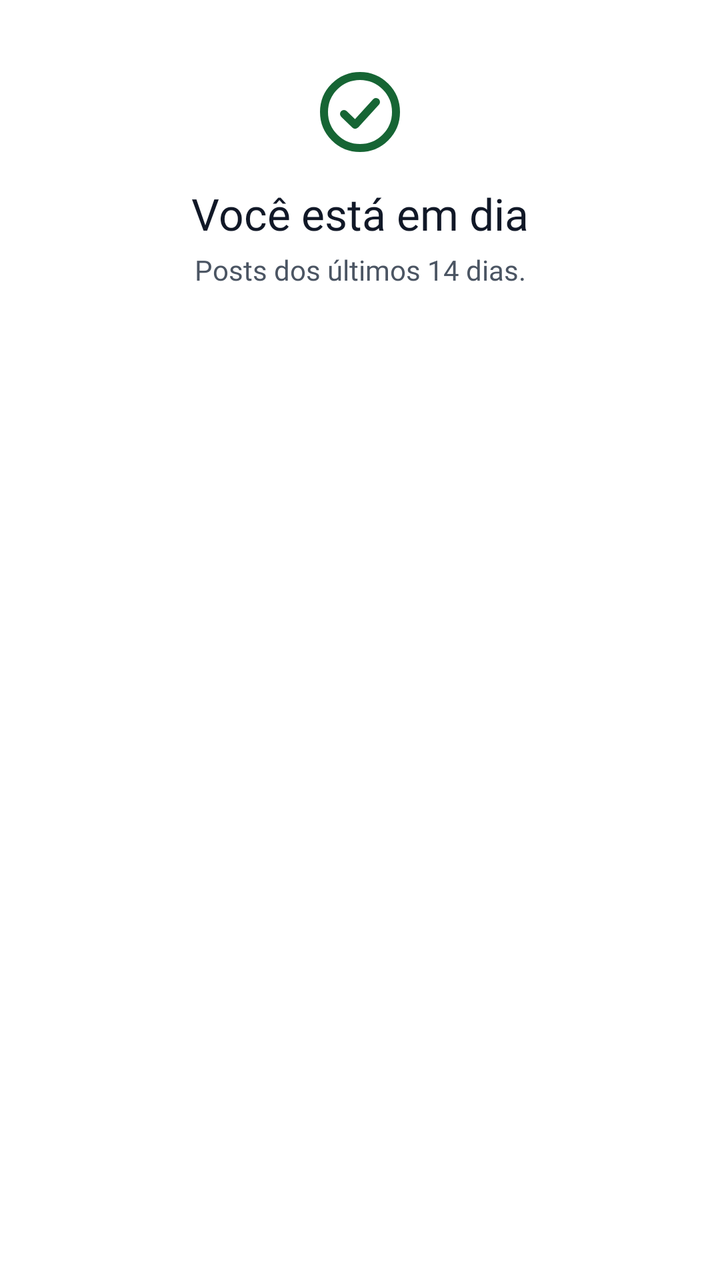
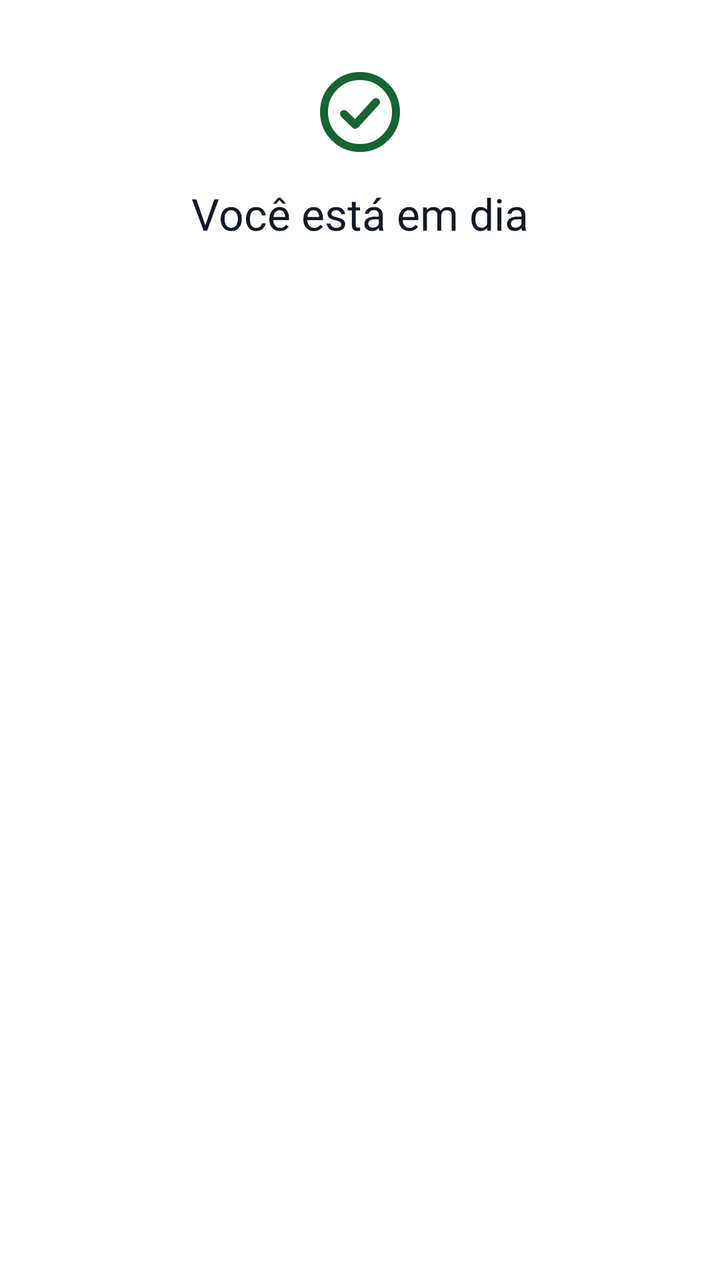

Two renders of the same Android screen: before a commit and after it. Below are the layout's source before the change and the commit's diff.
<!-- AndroidManifest.xml: application theme Theme.LeiaUFMS -->
<!-- res/layout/item_feed_end.xml -->
<?xml version="1.0" encoding="utf-8"?>
<LinearLayout xmlns:android="http://schemas.android.com/apk/res/android"
    android:layout_width="match_parent"
    android:layout_height="wrap_content"
    android:gravity="center_horizontal"
    android:orientation="vertical"
    android:padding="@dimen/space_xl">

    <ImageView
        android:layout_width="@dimen/touch_target"
        android:layout_height="@dimen/touch_target"
        android:importantForAccessibility="no"
        android:src="@drawable/ic_check_circle"
        android:tint="@color/leia_success" />

    <TextView
        android:layout_width="wrap_content"
        android:layout_height="wrap_content"
        android:layout_marginTop="@dimen/space_s"
        android:accessibilityHeading="true"
        android:text="@string/feed_caught_up"
        android:textAppearance="@style/TextAppearance.Leia.Headline"
        android:textColor="@color/leia_on_background" />

    <TextView
        android:layout_width="match_parent"
        android:layout_height="wrap_content"
        android:layout_marginTop="@dimen/space_xxs"
        android:gravity="center"
        android:text="@string/feed_caught_up_sub"
        android:textAppearance="@style/TextAppearance.Leia.BodySmall"
        android:textColor="@color/leia_on_surface_variant" />
</LinearLayout>
<!-- resources referenced by this layout -->
<resources>
  <color name="leia_on_background">#111827</color>
  <color name="leia_on_surface_variant">#4B5563</color>
  <color name="leia_success">#166534</color>
  <dimen name="space_s">12dp</dimen>
  <dimen name="space_xl">32dp</dimen>
  <dimen name="space_xxs">4dp</dimen>
  <dimen name="touch_target">48dp</dimen>
  <string name="feed_caught_up">Você está em dia</string>
  <string name="feed_caught_up_sub">Posts dos últimos 14 dias.</string>
  <style name="Theme.LeiaUFMS" parent="Base.Theme.LeiaUFMS" />
  <color name="leia_primary">#1B4F8F</color>
  <color name="leia_on_primary">#FFFFFF</color>
  <color name="leia_primary_container">#E3ECF8</color>
  <color name="leia_on_primary_container">#0D2A4D</color>
  <color name="leia_tertiary">#8A5A12</color>
  <color name="leia_on_tertiary">#FFFFFF</color>
  <color name="leia_tertiary_container">#FDF0D5</color>
  <color name="leia_on_tertiary_container">#3D2A08</color>
  <color name="leia_error">#B42318</color>
  <color name="leia_on_error">#FFFFFF</color>
  <color name="leia_error_container">#FDE3E1</color>
  <color name="leia_on_error_container">#5A0E09</color>
  <color name="leia_background">#FFFFFF</color>
  <color name="leia_surface_container">#F4F6FA</color>
  <color name="leia_surface">#FFFFFF</color>
  <color name="leia_outline">#8A93A1</color>
  <color name="leia_inverse_primary">#8DB8F2</color>
  <color name="leia_outline_variant">#E5E7EB</color>
  <style name="ShapeAppearance.Leia.Small" parent="ShapeAppearance.Material3.Corner.Small">
          <item name="cornerFamily">rounded</item>
          <item name="cornerSize">@dimen/radius_s</item>
      </style>
  <style name="ShapeAppearance.Leia.Medium" parent="ShapeAppearance.Material3.Corner.Medium">
          <item name="cornerFamily">rounded</item>
          <item name="cornerSize">@dimen/radius_m</item>
      </style>
  <style name="ShapeAppearance.Leia.Large" parent="ShapeAppearance.Material3.Corner.Large">
          <item name="cornerFamily">rounded</item>
          <item name="cornerSize">@dimen/radius_l</item>
      </style>
  <style name="Widget.Leia.Button.Text" parent="Widget.Material3.Button.TextButton">
          <item name="android:minHeight">@dimen/touch_target</item>
          <item name="android:textAppearance">@style/TextAppearance.Leia.Label</item>
      </style>
  <style name="Widget.Leia.Chip" parent="Widget.Material3.Chip.Filter">
          <item name="chipMinTouchTargetSize">@dimen/touch_target</item>
      </style>
  <style name="Widget.Leia.Toolbar" parent="Widget.Material3.Toolbar">
          <item name="titleTextAppearance">@style/TextAppearance.Leia.Headline</item>
          <item name="android:background">@color/leia_background</item>
      </style>
  <dimen name="radius_s">8dp</dimen>
  <dimen name="radius_m">12dp</dimen>
  <dimen name="radius_l">16dp</dimen>
  <dimen name="button_height">52dp</dimen>
  <dimen name="radius_button">12dp</dimen>
  <dimen name="space_l">24dp</dimen>
  <dimen name="elevation_card">2dp</dimen>
  <style name="Widget.Leia.NavIndicator" parent="Widget.Material3.BottomNavigationView.ActiveIndicator">
          <item name="android:color">@color/leia_primary_container</item>
          <item name="android:width">64dp</item>
      </style>
  <style name="TextAppearance.Leia.NavActive" parent="TextAppearance.Leia.Label">
          <item name="android:textSize">12sp</item>
          <item name="fontFamily">@font/inter_semibold</item>
          <item name="android:fontFamily">@font/inter_semibold</item>
      </style>
  <style name="TextAppearance.Leia.NavInactive" parent="TextAppearance.Leia.Label">
          <item name="android:textSize">12sp</item>
      </style>
  <dimen name="elevation_hero">6dp</dimen>
  <style name="MaterialAlertDialog.Leia" parent="MaterialAlertDialog.Material3">
          <item name="backgroundTint">@color/leia_surface</item>
          <item name="shapeAppearance">@style/ShapeAppearance.Leia.Large</item>
      </style>
  <!-- unchanged entries left out for length: 16 -->
</resources>

<!-- the commit's change to res/layout/item_feed_end.xml (unified diff, before → after) -->
@@ -22,12 +22,4 @@
         android:textAppearance="@style/TextAppearance.Leia.Headline"
         android:textColor="@color/leia_on_background" />
 
-    <TextView
-        android:layout_width="match_parent"
-        android:layout_height="wrap_content"
-        android:layout_marginTop="@dimen/space_xxs"
-        android:gravity="center"
-        android:text="@string/feed_caught_up_sub"
-        android:textAppearance="@style/TextAppearance.Leia.BodySmall"
-        android:textColor="@color/leia_on_surface_variant" />
 </LinearLayout>
<!-- resource entries referenced after the edit -->
@@ -5,10 +5,8 @@
   <color name="leia_success">#166534</color>
   <dimen name="space_s">12dp</dimen>
   <dimen name="space_xl">32dp</dimen>
-  <dimen name="space_xxs">4dp</dimen>
   <dimen name="touch_target">48dp</dimen>
   <string name="feed_caught_up">Você está em dia</string>
-  <string name="feed_caught_up_sub">Posts dos últimos 14 dias.</string>
   <style name="Theme.LeiaUFMS" parent="Base.Theme.LeiaUFMS" />
   <color name="leia_primary">#1B4F8F</color>
   <color name="leia_on_primary">#FFFFFF</color>
